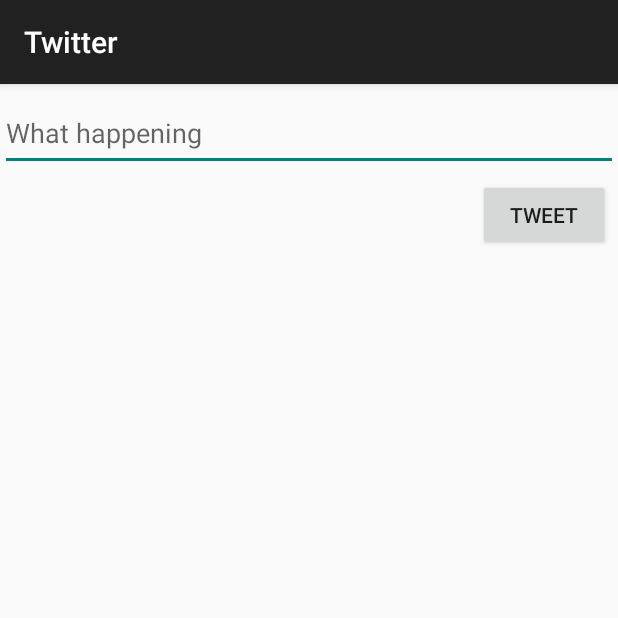
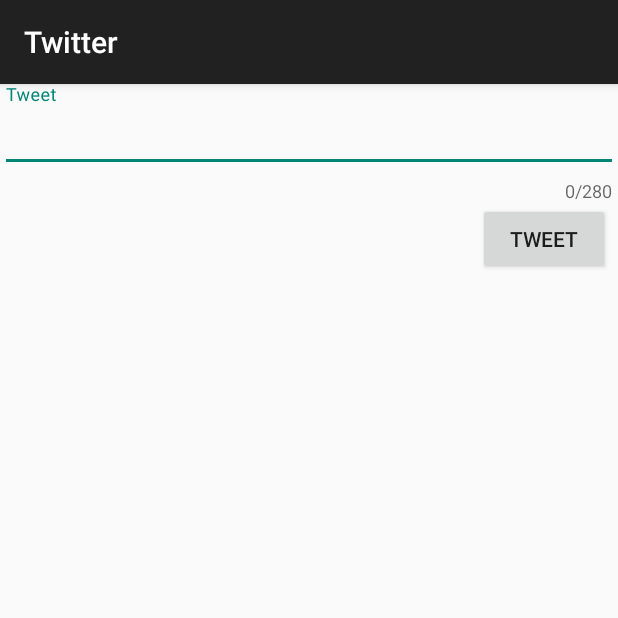
Before and after one commit to justave0/Twitter, an Android app: the TimelineActivity screen opened directly, with no data from a screen before it, after a tap on "Compose", on a phone screen of 412 x 824 dp, the top half of it. Run offline under Robolectric (Android 15) with nearby library versions, the phone set to English and light mode, and no system bars; our stand-ins replace Room's generated code; libraries missing offline, so code that uses them is left out: com.codepath.asynchttpclient, com.facebook.stetho, org.parceler; pictures from the network do not load; 2 statements that could not run were skipped.

Commit message:
Full build

```diff
--- a/app/build.gradle
+++ b/app/build.gradle
@@ -50,9 +50,12 @@ dependencies {
     implementation 'com.github.bumptech.glide:glide:4.11.0'
     implementation 'com.google.android.material:material:1.4.0'
     implementation 'androidx.constraintlayout:constraintlayout:2.1.4'
+    implementation 'androidx.swiperefreshlayout:swiperefreshlayout:1.1.0'
     // Room for simple persistence with an ORM
     def room_version = "2.4.0"
     implementation "androidx.room:room-runtime:$room_version"
     annotationProcessor "androidx.room:room-compiler:$room_version"
     implementation 'com.facebook.stetho:stetho:1.5.1'
+    implementation 'org.parceler:parceler-api:1.1.12'
+    annotationProcessor 'org.parceler:parceler:1.1.12'
 }
--- a/app/src/main/java/com/codepath/apps/restclienttemplate/ComposeActivity.java
+++ b/app/src/main/java/com/codepath/apps/restclienttemplate/ComposeActivity.java
@@ -2,6 +2,7 @@ package com.codepath.apps.restclienttemplate;
 
 import androidx.appcompat.app.AppCompatActivity;
 
+import android.content.Intent;
 import android.os.Bundle;
 import android.util.Log;
 import android.view.View;
@@ -13,6 +14,7 @@ import com.codepath.apps.restclienttemplate.models.Tweet;
 import com.codepath.asynchttpclient.callback.JsonHttpResponseHandler;
 
 import org.json.JSONException;
+import org.parceler.Parcels;
 
 import okhttp3.Headers;
 
@@ -51,7 +53,11 @@ public class ComposeActivity extends AppCompatActivity {
                         Log.i(TAG, "Success");
                         try {
                             Tweet tweet = Tweet.fromJson(json.jsonObject);
+                            Intent intent = new Intent();
+                            intent.putExtra("tweet", Parcels.wrap(tweet));
+                            setResult(RESULT_OK, intent);
                             Log.i(TAG, "Published Tweet: " + tweet.body);
+                            finish();
                         } catch (JSONException e) {
                             e.printStackTrace();
                         }
--- a/app/src/main/java/com/codepath/apps/restclienttemplate/TimelineActivity.java
+++ b/app/src/main/java/com/codepath/apps/restclienttemplate/TimelineActivity.java
@@ -1,10 +1,18 @@
 package com.codepath.apps.restclienttemplate;
 
+import androidx.activity.result.ActivityResult;
+import androidx.activity.result.ActivityResultCallback;
+import androidx.activity.result.ActivityResultLauncher;
+import androidx.activity.result.contract.ActivityResultContracts;
 import androidx.annotation.NonNull;
+import androidx.annotation.Nullable;
 import androidx.appcompat.app.AppCompatActivity;
+import androidx.core.app.ActivityOptionsCompat;
 import androidx.recyclerview.widget.LinearLayoutManager;
 import androidx.recyclerview.widget.RecyclerView;
+import androidx.swiperefreshlayout.widget.SwipeRefreshLayout;
 
+import android.app.Activity;
 import android.content.Intent;
 import android.os.Bundle;
 import android.util.Log;
@@ -19,6 +27,7 @@ import com.codepath.asynchttpclient.callback.JsonHttpResponseHandler;
 
 import org.json.JSONArray;
 import org.json.JSONException;
+import org.parceler.Parcels;
 
 import java.util.ArrayList;
 import java.util.List;
@@ -27,10 +36,13 @@ import okhttp3.Headers;
 
 public class TimelineActivity extends AppCompatActivity {
     public static final String TAG = "TimelineActivity";
+    private static final int REQUEST_CODE = 20;
     TwitterClient client;
     RecyclerView rvTweets;
     List<Tweet> tweets;
     TweetsAdapter adapter;
+    private SwipeRefreshLayout swipeContainer;
+
     @Override
     protected void onCreate(Bundle savedInstanceState) {
         super.onCreate(savedInstanceState);
@@ -43,11 +55,43 @@ public class TimelineActivity extends AppCompatActivity {
         adapter = new TweetsAdapter(this, tweets);
         rvTweets.setLayoutManager(new LinearLayoutManager(this));
         rvTweets.setAdapter(adapter);
+        swipeContainer = (SwipeRefreshLayout) findViewById(R.id.swipeContainer);
 
-
+        swipeContainer.setOnRefreshListener(new SwipeRefreshLayout.OnRefreshListener() {
+            @Override
+            public void onRefresh() {
+                // Your code to refresh the list here.
+                // Make sure you call swipeContainer.setRefreshing(false)
+                // once the network request has completed successfully.
+                fetchTimelineAsync(0);
+            }
+        });
+        swipeContainer.setColorSchemeResources(android.R.color.holo_blue_bright,
+                android.R.color.holo_green_light,
+                android.R.color.holo_orange_light,
+                android.R.color.holo_red_light);
 
         populateHomeTimeline();
+    }
 
+    private void fetchTimelineAsync(int i) {
+        client.getHomeTimeline(new JsonHttpResponseHandler() {
+            @Override
+            public void onSuccess(int statusCode, Headers headers, JSON json) {
+                // Remember to CLEAR OUT old items before appending in the new ones
+                adapter.clear();
+                // ...the data has come back, add new items to your adapter...
+                populateHomeTimeline();
+                // Now we call setRefreshing(false) to signal refresh has finished
+                swipeContainer.setRefreshing(false);
+            }
+
+            @Override
+            public void onFailure(int statusCode, Headers headers, String response, Throwable throwable) {
+                Log.d("DEBUG", "Fetch timeline error: " + throwable);
+            }
+
+        });
     }
 
     @Override
@@ -60,9 +104,20 @@ public class TimelineActivity extends AppCompatActivity {
     public boolean onOptionsItemSelected(@NonNull MenuItem item) {
         if (item.getItemId() == R.id.compose){
             Intent intent = new Intent(this, ComposeActivity.class);
-            startActivity(intent);
+            startActivityForResult(intent, REQUEST_CODE);
         }
         return true;
+    }
+
+    @Override
+    protected void onActivityResult(int requestCode, int resultCode, @Nullable Intent data) {
+        if (requestCode == REQUEST_CODE && resultCode == RESULT_OK){
+            Tweet tweet = Parcels.unwrap(data.getParcelableExtra("tweet"));
+            tweets.add(0,tweet);
+            adapter.notifyItemInserted(0);
+            rvTweets.smoothScrollToPosition(0);
+        }
+        super.onActivityResult(requestCode, resultCode, data);
     }
 
     private void populateHomeTimeline() {
@@ -96,6 +151,7 @@ public class TimelineActivity extends AppCompatActivity {
         i.addFlags(Intent.FLAG_ACTIVITY_CLEAR_TOP); // this makes sure the Back button won't work
         i.addFlags(Intent.FLAG_ACTIVITY_NEW_TASK); // same as above
         startActivity(i);
+
     }
 
 }
--- a/app/src/main/java/com/codepath/apps/restclienttemplate/models/User.java
+++ b/app/src/main/java/com/codepath/apps/restclienttemplate/models/User.java
@@ -2,13 +2,17 @@ package com.codepath.apps.restclienttemplate.models;
 
 import org.json.JSONException;
 import org.json.JSONObject;
+import org.parceler.Parcel;
 
+@Parcel
+public class User {
 
-public class User {
 
     public String name;
     public String screenName;
     public String profileImageURL;
+
+    public User(){}
 
     public static User fromJson(JSONObject jsonObject) throws JSONException {
         User user = new User();
--- a/app/src/main/res/layout/activity_compose.xml
+++ b/app/src/main/res/layout/activity_compose.xml
@@ -6,27 +6,42 @@
     android:layout_height="match_parent"
     tools:context=".ComposeActivity">
 
+    <com.google.android.material.textfield.TextInputLayout
+        android:id="@+id/TextInput"
+        android:layout_width="match_parent"
+        android:layout_height="wrap_content"
+        app:counterEnabled="true"
+        app:counterMaxLength="280"
+        app:helperTextTextAppearance="@style/TextAppearance.AppCompat.Large"
+        app:layout_constraintEnd_toEndOf="parent"
+        app:layout_constraintStart_toStartOf="parent"
+        app:layout_constraintTop_toTopOf="parent">
+
+
         <EditText
             android:id="@+id/etCompose"
-        android:layout_width="0dp"
+            android:layout_width="match_parent"
             android:layout_height="wrap_content"
-        android:layout_marginTop="10dp"
             android:ems="10"
             android:gravity="start|top"
-        android:hint="@string/what_happening"
+            android:hint="@string/tweet"
             android:inputType="textMultiLine"
             android:minHeight="48dp"
+            android:textAppearance="@style/TextAppearance.AppCompat.Body1"
+            android:textSize="20sp"
             app:layout_constraintEnd_toEndOf="parent"
             app:layout_constraintStart_toStartOf="parent"
-        app:layout_constraintTop_toTopOf="parent" />
+            app:layout_constraintTop_toTopOf="parent"
+            tools:ignore="SpeakableTextPresentCheck,SpeakableTextPresentCheck" />
+    </com.google.android.material.textfield.TextInputLayout>
+
 
     <Button
         android:id="@+id/btTweet"
         android:layout_width="wrap_content"
         android:layout_height="wrap_content"
-        android:layout_marginTop="5dp"
         android:layout_marginEnd="5dp"
         android:text="@string/tweet"
         app:layout_constraintEnd_toEndOf="parent"
-        app:layout_constraintTop_toBottomOf="@+id/etCompose" />
+        app:layout_constraintTop_toBottomOf="@+id/TextInput" />
 </androidx.constraintlayout.widget.ConstraintLayout>
```
Also changed, not shown: app/src/main/java/com/codepath/apps/restclienttemplate/TweetsAdapter.java (+15 -1 lines), app/src/main/java/com/codepath/apps/restclienttemplate/models/Tweet.java (+20 -0 lines), app/src/main/res/layout/activity_timeline.xml (+8 -0 lines), app/src/main/res/layout/item_tweet.xml (+11 -0 lines). Lines whose indentation alone changed are shown as unchanged.
